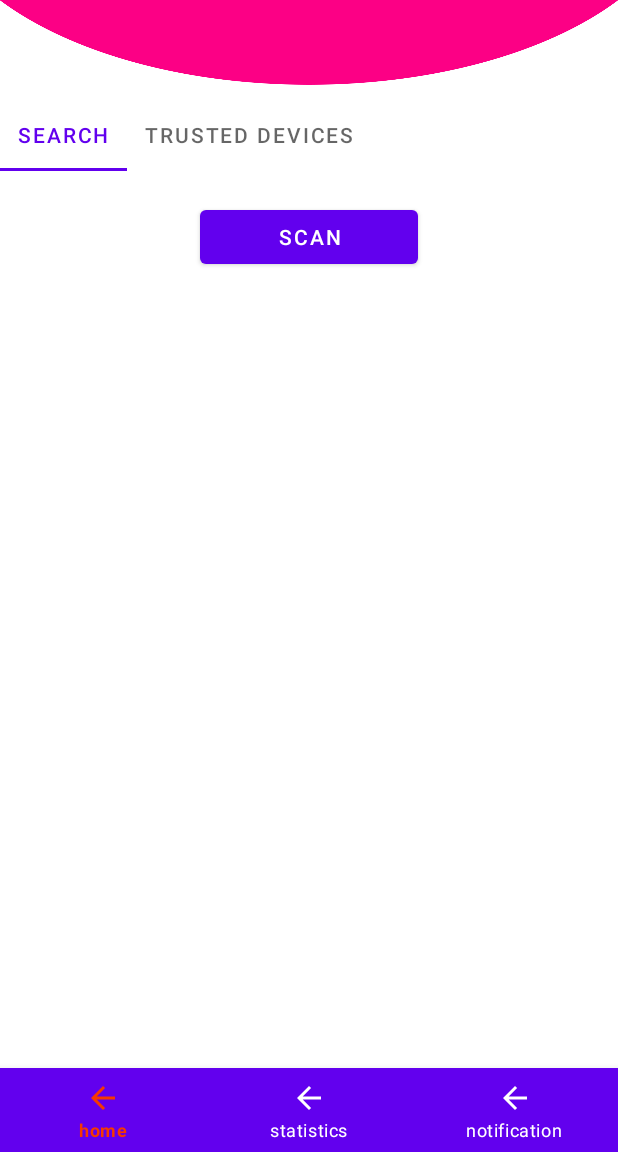
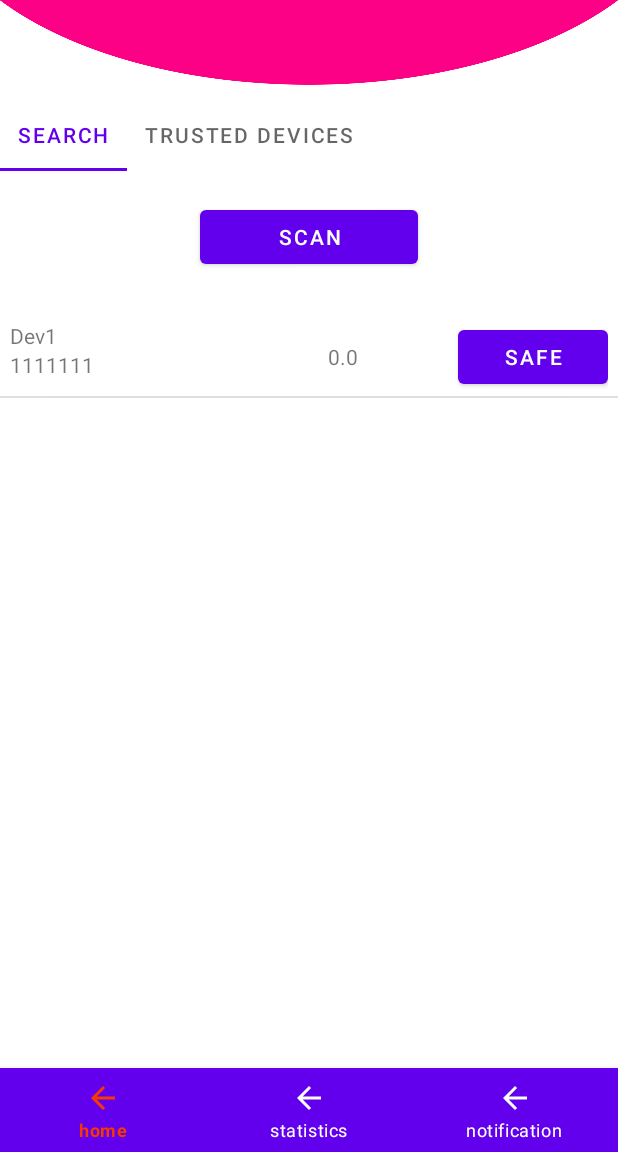
Before and after one commit to RashmikaLakshan/MC-Project-Social-Distance-Reminder, an Android app: the screen it shows after launch (MainActivity), on a phone screen of 412 x 824 dp, the part 84-1236 px from its top. Run offline under Robolectric (Android 15) with nearby library versions, the light colour scheme and no system bars.

Commit message:
added untrusted devices

```diff
--- a/app/src/main/java/com/example/distancedetector/Activities/DeviceListAdapter.java
+++ b/app/src/main/java/com/example/distancedetector/Activities/DeviceListAdapter.java
@@ -3,6 +3,7 @@ package com.example.distancedetector.Activities;
 import android.content.Context;
 import android.view.LayoutInflater;
 import android.view.View;
+import android.view.View.OnClickListener;
 import android.view.ViewGroup;
 import android.widget.ArrayAdapter;
 import android.widget.Button;
@@ -23,8 +24,10 @@ import java.util.ArrayList;
 
 public class DeviceListAdapter extends ArrayAdapter {
     ArrayList<Device> devices;
+    Context context = null;
     public DeviceListAdapter(Context context, int layout, ArrayList<Device> devices) {
         super(context, layout);
+        this.context = context;
         this.devices = devices;
     }
 
@@ -61,13 +64,24 @@ public class DeviceListAdapter extends ArrayAdapter {
 
        viewHolder.deviceName.setText(devices.get(position).getDeviceName());
        viewHolder.deviceAddress.setText(devices.get(position).getDeviceId());
-       viewHolder.distance.setText("1");
+       viewHolder.distance.setText(Double.toString(devices.get(position).getDistance()));
        if(devices.get(position).isSafeDevice()){
            viewHolder.action.setText("Safe");
+
        }else{
            viewHolder.action.setText("not");
        }
 
+        viewHolder.action.setOnClickListener(new View.OnClickListener(){
+            @Override
+            public void onClick(View v) {
+                Device selectedDevice = devices.get(position);
+                selectedDevice.setSafeDevice(!selectedDevice.isSafeDevice());
+                new LocalDB(context).updateDeviceIsSafeState(selectedDevice);
+                System.out.println(devices.get(position).getDeviceName());
+            }
+       });
+
        return row;
     }
 }
--- a/app/src/main/java/com/example/distancedetector/Home/SearchFragment.java
+++ b/app/src/main/java/com/example/distancedetector/Home/SearchFragment.java
@@ -47,6 +47,11 @@ public class SearchFragment extends Fragment {
         //Initialize the elements
         scanButton = c_view.findViewById(R.id.button2);
         deviceListVew = c_view.findViewById(R.id.deviceList);
+        // only for testing
+        //START
+        Device d = new Device("1111111","Dev1", 1, 321213231);
+        detectedDevices.add(d);
+        //END
 
         //Initialize the view list
         deviceListVew.setAdapter(new DeviceListAdapter(getActivity(), R.layout.device_list_view, detectedDevices));
@@ -65,6 +70,11 @@ public class SearchFragment extends Fragment {
                     getActivity().stopService(new Intent(getActivity(), BluetoothScanService.class));
                     if(deviceSearchTread!=null){
                         deviceSearchTread.interrupt();
+//                        try {
+//                            deviceSearchTread.sleep(1000*1000);
+//                        } catch (InterruptedException e) {
+//                            e.printStackTrace();
+//                        }
                     }
 
                 }else{
@@ -82,12 +92,13 @@ public class SearchFragment extends Fragment {
                             @Override
                             public void run() {
 
-                                while (true){
+                                while (!deviceSearchTread.isInterrupted()){
                                     detectedDevices = getDetectedDeviceList();
 
                                     getActivity().runOnUiThread(new Runnable() {
                                         @Override
                                         public void run() {
+                                            System.out.println("Thread running");
                                             deviceListVew.setAdapter(new DeviceListAdapter(getActivity(), R.layout.device_list_view, detectedDevices));
                                         }
                                     });
@@ -96,6 +107,7 @@ public class SearchFragment extends Fragment {
                                         Thread.sleep(10*1000);
                                     } catch (InterruptedException e) {
                                         e.printStackTrace();
+                                        deviceSearchTread.interrupt();
                                     }
                                 }
 
--- a/app/src/main/java/com/example/distancedetector/Home/TrustedDevicesFragment.java
+++ b/app/src/main/java/com/example/distancedetector/Home/TrustedDevicesFragment.java
@@ -4,12 +4,25 @@ import android.os.Bundle;
 import android.view.LayoutInflater;
 import android.view.View;
 import android.view.ViewGroup;
+import android.widget.ListView;
 
 import androidx.fragment.app.Fragment;
 
+import com.example.distancedetector.Activities.DeviceListAdapter;
+import com.example.distancedetector.Models.Device;
+import com.example.distancedetector.Models.LocalDB;
 import com.example.distancedetector.R;
 
+import java.util.ArrayList;
+
 public class TrustedDevicesFragment extends Fragment {
+
+    private View c_view;
+    private ListView trustedDevicesListView;
+
+    private ArrayList<Device> trustedDevices = new ArrayList<Device>();
+    private Thread trustedDeviceThread = null;
+
 
     public TrustedDevicesFragment() {
         // Required empty public constructor
@@ -19,6 +32,41 @@ public class TrustedDevicesFragment extends Fragment {
     public View onCreateView(LayoutInflater inflater, ViewGroup container,
                              Bundle savedInstanceState) {
         // Inflate the layout for this fragment
-        return inflater.inflate(R.layout.fragment_trusted_devices, container, false);
+        c_view = inflater.inflate(R.layout.fragment_trusted_devices, container, false);
+
+        trustedDevicesListView = c_view.findViewById(R.id.trustedDeviceList);
+
+        Device d = new Device("1111111","Dev1", 1, 321213231);
+        Device e = new Device("1111131","Dev1", 1, 321213231);
+        trustedDevices.add(d);
+        trustedDevices.add(e);
+        trustedDevicesListView.setAdapter(new DeviceListAdapter(getActivity(),R.layout.device_list_view,trustedDevices));
+
+        trustedDeviceThread = new Thread(){
+          @Override
+          public void run(){
+              while (true){
+                  getActivity().runOnUiThread(new Runnable() {
+                      @Override
+                      public void run() {
+                          trustedDevices = new LocalDB(getActivity()).getTrustedDevices();
+                          System.out.println("Trusted device thread running size: "+trustedDevices.size());
+                          trustedDevicesListView.setAdapter(new DeviceListAdapter(getActivity(),R.layout.device_list_view,trustedDevices));
+                      }
+                  });
+
+                  try {
+                      Thread.sleep(10*1000);
+                  } catch (InterruptedException e) {
+                      e.printStackTrace();
+                  }
+              }
+          }
+        };
+
+        trustedDeviceThread.start();
+
+
+        return c_view;
     }
 }
--- a/app/src/main/java/com/example/distancedetector/Models/BluetoothBroadcastReceiver.java
+++ b/app/src/main/java/com/example/distancedetector/Models/BluetoothBroadcastReceiver.java
@@ -30,6 +30,7 @@ public class BluetoothBroadcastReceiver extends BroadcastReceiver {
     public void onReceive(Context context, Intent intent) {
         //Get action type
         String action = intent.getAction();
+        System.out.println("Action : "+action );
 
         this.isFinishedDiscovery = false;
         if (BluetoothDevice.ACTION_FOUND.equals(action)) {
--- a/app/src/main/java/com/example/distancedetector/Models/BluetoothScanService.java
+++ b/app/src/main/java/com/example/distancedetector/Models/BluetoothScanService.java
@@ -19,6 +19,7 @@ public class BluetoothScanService extends Service {
 
     @Override
     public int onStartCommand(Intent intent, int flags, int startId) {
+        System.out.println("Statred AAAAAAAAAAAAAAAAAAA");
         this.btScanner = new BluetoothScanner(this);
         this.BTAdapter = this.btScanner.getBluetoothAdapter();
         this.btScanner.registerBluetoothReceiver();
@@ -63,7 +64,7 @@ public class BluetoothScanService extends Service {
                 this.BTAdapter.startDiscovery();
                 System.out.println("Start Discovery");
             }
-            Thread.sleep(10*1000);
+            Thread.sleep(15*1000);
 
         }
     }
--- a/app/src/main/java/com/example/distancedetector/Models/BluetoothScanner.java
+++ b/app/src/main/java/com/example/distancedetector/Models/BluetoothScanner.java
@@ -46,6 +46,8 @@ public class BluetoothScanner {
         System.out.println("************Registered*********");
         IntentFilter intentFilter = new IntentFilter(BluetoothDevice.ACTION_FOUND);
         intentFilter.addAction(BluetoothAdapter.ACTION_DISCOVERY_FINISHED);
+//        intentFilter.addAction(BluetoothAdapter.ACTION_DISCOVERY_STARTED);
+//        intentFilter.addAction(BluetoothAdapter.ACTION_CONNECTION_STATE_CHANGED);
         this.broadcastReceiver = new BluetoothBroadcastReceiver(localDB);
         this.context.registerReceiver(this.broadcastReceiver, intentFilter);
     }
--- a/app/src/main/java/com/example/distancedetector/Models/LocalDB.java
+++ b/app/src/main/java/com/example/distancedetector/Models/LocalDB.java
@@ -152,7 +152,7 @@ public class LocalDB extends SQLiteOpenHelper  {
 
         ArrayList<Device> deviceList = new ArrayList<Device>();
 
-        String selectQuery = "SELECT  * FROM " + TABLE_DEVICES + " WHERE " + LAST_DETECTED_AT + " > "+ time;
+        String selectQuery = "SELECT  * FROM " + TABLE_DEVICES + " WHERE " + LAST_DETECTED_AT + " > "+ time +" AND " + IS_SAFE + " = 0";
         SQLiteDatabase db = this.getWritableDatabase();
         Cursor cursor = db.rawQuery(selectQuery, null);
 //        db.close();
@@ -174,4 +174,33 @@ public class LocalDB extends SQLiteOpenHelper  {
 
         return deviceList;
     }
+
+    public ArrayList<Device> getTrustedDevices(){
+
+        ArrayList<Device> deviceList = new ArrayList<Device>();
+
+        String selectQuery = "SELECT  * FROM " + TABLE_DEVICES + " WHERE " +  IS_SAFE + " = 1";
+        SQLiteDatabase db = this.getWritableDatabase();
+        Cursor cursor = db.rawQuery(selectQuery, null);
+//        db.close();
+
+        if (cursor.moveToFirst()) {
+            do {
+                Device device = new Device(
+                        cursor.getString(0),
+                        cursor.getString(1),
+                        Integer.parseInt(cursor.getString(2)),
+                        cursor.getLong(3),
+                        Double.parseDouble(cursor.getString(4))
+                );
+
+                // Adding contact to list
+                deviceList.add(device);
+            } while (cursor.moveToNext());
+        }
+
+        return deviceList;
+    }
+
+
 }
--- a/app/src/main/res/layout/device_list_view.xml
+++ b/app/src/main/res/layout/device_list_view.xml
@@ -14,6 +14,8 @@
     <LinearLayout
         android:layout_width="match_parent"
         android:layout_height="match_parent"
+        android:layout_marginLeft="10px"
+        android:layout_marginRight="10px"
         android:orientation="horizontal">
 
         <LinearLayout
```
Also changed, not shown: app/src/main/res/layout/fragment_trusted_devices.xml (+7 -0 lines).
